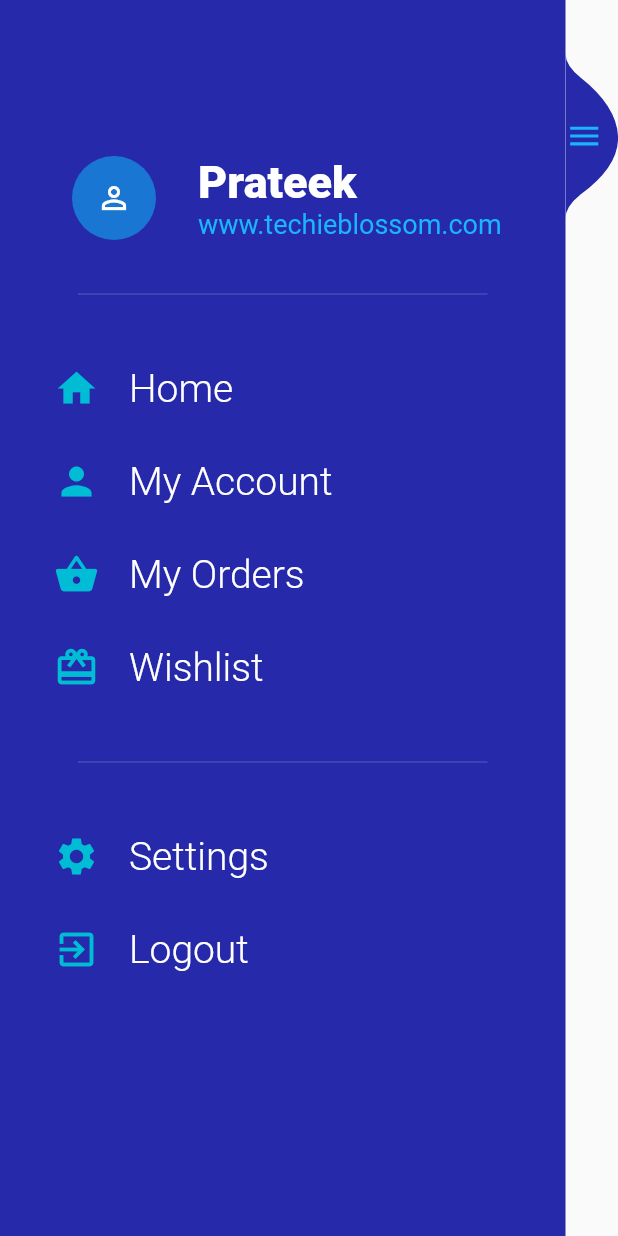
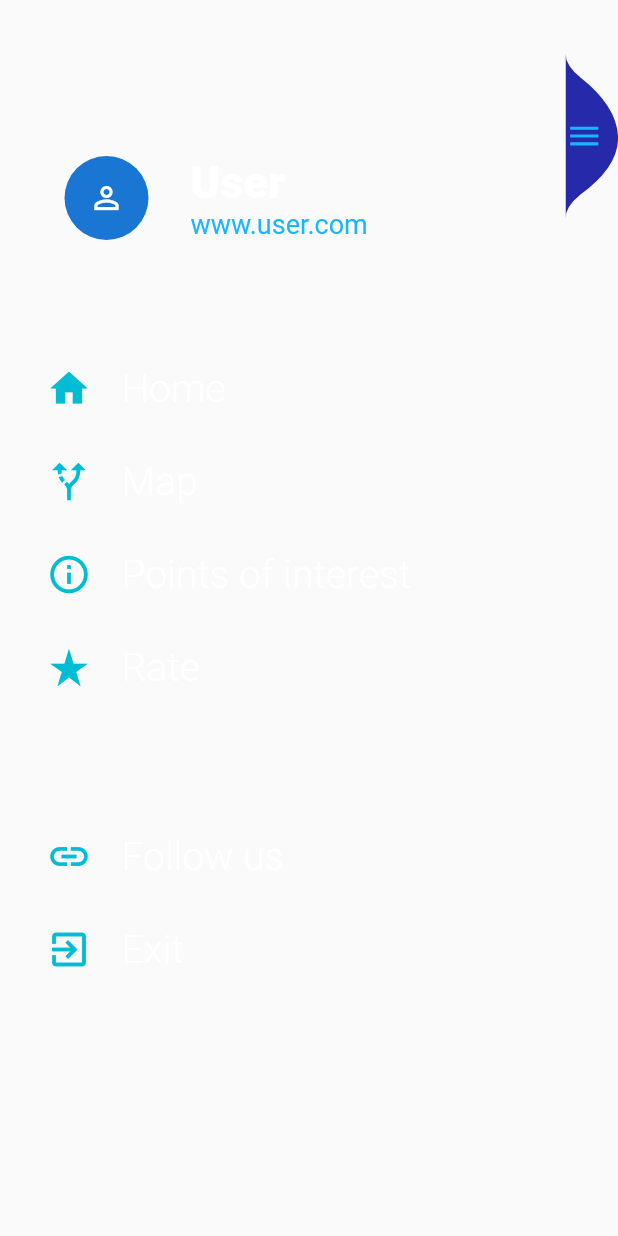
Before and after one commit to markos79/repo, a Flutter app: the SideBar widget shown alone on an empty page, opened directly, on a phone screen of 412 x 824 dp. Run offline on Flutter 3.47's test engine with Material 2 defaults, Android fonts, the phone set to English and light mode, and no system bars; our stand-ins replace bloc, flutter_bloc, google_maps_flutter, rxdart; missing offline and left inert: santorini_flutter; statements that could not run were skipped.

Commit message:
Santorini21__01

```diff
--- /dev/null
+++ b/santorini_flutter-master/lib/lib/pages/poispage.dart
@@ -0,0 +1 @@
+// TODO Implement this library.
--- a/santorini_flutter-master/lib/pages/myaccountspage.dart
+++ b/santorini_flutter-master/lib/pages/followuspage.dart
@@ -2,12 +2,12 @@ import 'package:flutter/material.dart';
 
 import '../bloc.navigation_bloc/navigation_bloc.dart';
 
-class MyAccountsPage extends StatelessWidget with NavigationStates {
+class FollowusPage extends StatelessWidget with NavigationStates {
   @override
   Widget build(BuildContext context) {
     return Center(
       child: Text(
-        "My Accounts",
+        "Follow us",
         style: TextStyle(fontWeight: FontWeight.w900, fontSize: 28),
       ),
     );
--- a/santorini_flutter-master/lib/pages/myorderspage.dart
+++ b/santorini_flutter-master/lib/pages/ratepage.dart
@@ -2,12 +2,12 @@ import 'package:flutter/material.dart';
 
 import '../bloc.navigation_bloc/navigation_bloc.dart';
 
-class MyOrdersPage extends StatelessWidget with NavigationStates {
+class RatePage extends StatelessWidget with NavigationStates {
   @override
   Widget build(BuildContext context) {
     return Center(
       child: Text(
-        "My Orders",
+        "Rate",
         style: TextStyle(fontWeight: FontWeight.w900, fontSize: 28),
       ),
     );
--- a/santorini_flutter-master/lib/sidebar/sidebar.dart
+++ b/santorini_flutter-master/lib/sidebar/sidebar.dart
@@ -67,8 +67,8 @@ class _SideBarState extends State<SideBar> with SingleTickerProviderStateMixin<S
             children: <Widget>[
               Expanded(
                 child: Container(
-                  padding: const EdgeInsets.symmetric(horizontal: 20),
-                  color: const Color(0xFF262AAA),
+                  padding: const EdgeInsets.symmetric(horizontal: 15),
+                  color: const Color(0xFFFFFFF),
                   child: Column(
                     children: <Widget>[
                       SizedBox(
@@ -76,11 +76,11 @@ class _SideBarState extends State<SideBar> with SingleTickerProviderStateMixin<S
                       ),
                       ListTile(
                         title: Text(
-                          "Prateek",
+                          "User",
                           style: TextStyle(color: Colors.white, fontSize: 30, fontWeight: FontWeight.w800),
                         ),
                         subtitle: Text(
-                          "www.techieblossom.com",
+                          "www.user.com",
                           style: TextStyle(
                             color: Color(0xFF1BB5FD),
                             fontSize: 18,
@@ -109,22 +109,22 @@ class _SideBarState extends State<SideBar> with SingleTickerProviderStateMixin<S
                         },
                       ),
                       MenuItem(
-                        icon: Icons.person,
-                        title: "My Account",
+                        icon: Icons.alt_route,
+                        title: "Map",
                         onTap: () {
                           onIconPressed();
                         },
                       ),
                       MenuItem(
-                        icon: Icons.shopping_basket,
-                        title: "My Orders",
+                        icon: Icons.info_outline,
+                        title: "Points of interest",
                         onTap: () {
                           onIconPressed();
                         },
                       ),
                       MenuItem(
-                        icon: Icons.card_giftcard,
-                        title: "Wishlist",
+                        icon: Icons.star_rate,
+                        title: "Rate",
                       ),
                       Divider(
                         height: 64,
@@ -134,12 +134,12 @@ class _SideBarState extends State<SideBar> with SingleTickerProviderStateMixin<S
                         endIndent: 32,
                       ),
                       MenuItem(
-                        icon: Icons.settings,
-                        title: "Settings",
+                        icon: Icons.link,
+                        title: "Follow us",
                       ),
                       MenuItem(
                         icon: Icons.exit_to_app,
-                        title: "Logout",
+                        title: "Exit",
                       ),
                     ],
                   ),
```
Also changed, not shown: santorini_flutter-master/lib/bloc.navigation_bloc/navigation_bloc.dart (+25 -11 lines), santorini_flutter-master/lib/main.dart (+2 -15 lines), santorini_flutter-master/lib/pages/exitpage.dart (added, +15 -0 lines), santorini_flutter-master/lib/pages/mappage.dart (added, +15 -0 lines), santorini_flutter-master/lib/pages/poispage.dart (added, +15 -0 lines), santorini_flutter-master/pubspec.yaml (+11 -10 lines), santorini_flutter-master/pubspec.lock, 1 other file.
